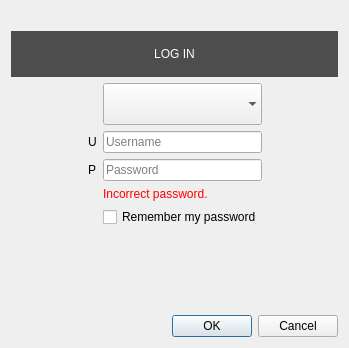
First picture: the form in src/desktop/ui/logindialog.ui, repository csnover/Drawpile, before the edit.
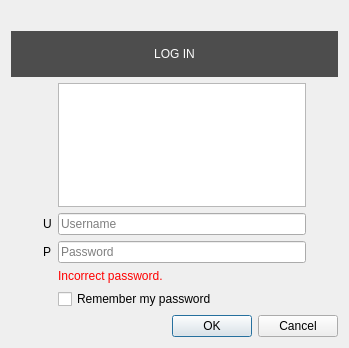
Second picture: the form after the edit. Icons and pictures are not drawn. Custom widgets are drawn as their Qt base class.

```diff
--- a/src/desktop/ui/logindialog.ui
+++ b/src/desktop/ui/logindialog.ui
@@ -145,21 +145,9 @@
           </widget>
          </item>
          <item row="0" column="2">
-          <widget class="QComboBox" name="avatarList">
-           <property name="minimumSize">
-            <size>
-             <width>0</width>
-             <height>42</height>
-            </size>
-           </property>
-           <property name="iconSize">
-            <size>
-             <width>32</width>
-             <height>32</height>
-            </size>
-           </property>
-           <property name="frame">
-            <bool>false</bool>
+          <widget class="QListView" name="avatarList">
+           <property name="viewMode">
+             <enum>QListView::IconMode</enum>
            </property>
           </widget>
          </item>
```
